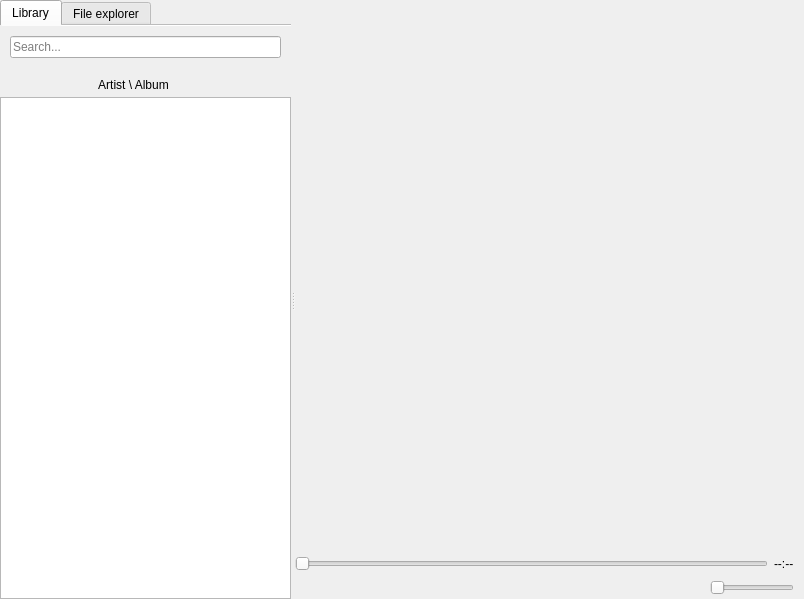
First picture: the form in src/TabPlaylists/viewplaylists.ui, repository MBach/Miam-Player, before the edit.
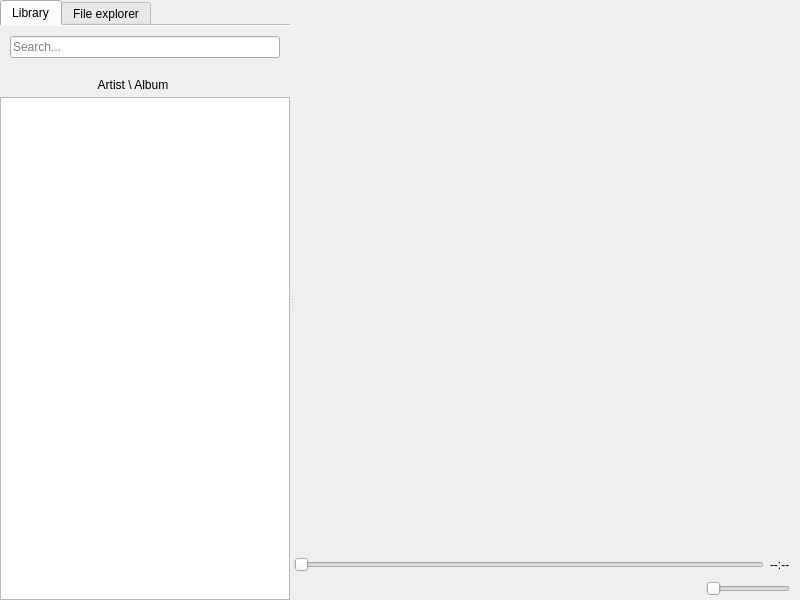
Second picture: the form after the edit. Icons and pictures are not drawn. Custom widgets are drawn as their Qt base class.

Patch:
```diff
--- a/src/TabPlaylists/viewplaylists.ui
+++ b/src/TabPlaylists/viewplaylists.ui
@@ -6,8 +6,8 @@
    <rect>
     <x>0</x>
     <y>0</y>
-    <width>804</width>
-    <height>599</height>
+    <width>800</width>
+    <height>600</height>
    </rect>
   </property>
   <layout class="QVBoxLayout" name="vlayout">
```
